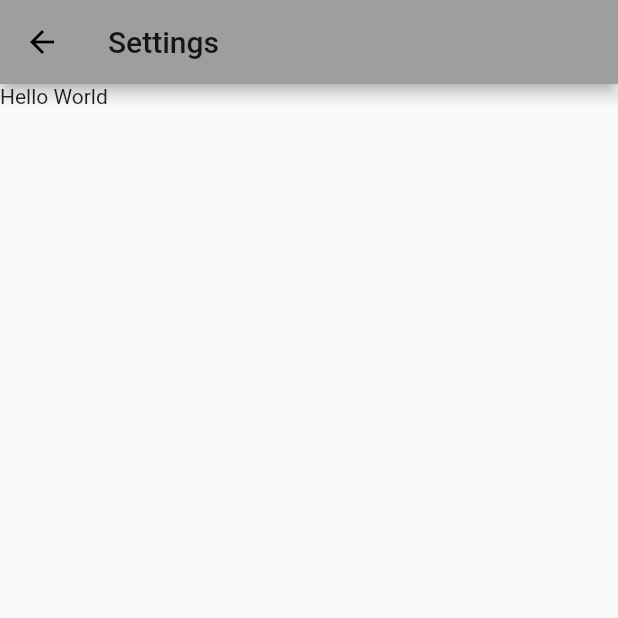
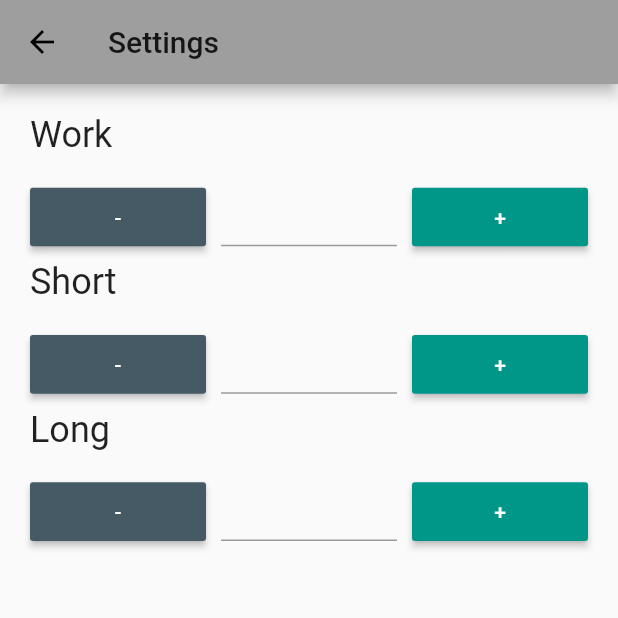
Before and after one commit to TheKetan2/my_time_app_flutter, a Flutter app: the SettingsScreen screen opened directly, on a phone screen of 412 x 824 dp, the top half of it. Run offline on Flutter 3.47's test engine with Material 2 defaults, Android fonts, the phone set to English and light mode, and no system bars; our stand-ins replace percent_indicator.

Commit message:
created ui of settings screen

```diff
--- /dev/null
+++ b/lib/settings.dart
@@ -0,0 +1,89 @@
+import 'package:flutter/material.dart';
+import 'package:my_time_app_flutter/widgets.dart';
+
+class Settings extends StatefulWidget {
+  @override
+  _SettingsState createState() => _SettingsState();
+}
+
+class _SettingsState extends State<Settings> {
+  TextStyle textStyle = TextStyle(fontSize: 24.0);
+  @override
+  Widget build(BuildContext context) {
+    return Container(
+      child: GridView.count(
+        scrollDirection: Axis.vertical,
+        crossAxisCount: 3,
+        crossAxisSpacing: 10,
+        childAspectRatio: 3,
+        mainAxisSpacing: 10,
+        children: [
+          Text(
+            "Work",
+            style: textStyle,
+          ),
+          Text(""),
+          Text(""),
+          SettingButton(
+            color: Color(0xff455a64),
+            text: "-",
+            value: -1,
+          ),
+          TextField(
+            style: textStyle,
+            textAlign: TextAlign.center,
+            keyboardType: TextInputType.number,
+          ),
+          SettingButton(
+            color: Color(0xff009688),
+            text: "+",
+            value: 1,
+          ),
+          Text(
+            "Short",
+            style: textStyle,
+          ),
+          Text(""),
+          Text(""),
+          SettingButton(
+            color: Color(0xff455a64),
+            text: "-",
+            value: -1,
+          ),
+          TextField(
+            style: textStyle,
+            textAlign: TextAlign.center,
+            keyboardType: TextInputType.number,
+          ),
+          SettingButton(
+            color: Color(0xff009688),
+            text: "+",
+            value: 1,
+          ),
+          Text(
+            "Long",
+            style: textStyle,
+          ),
+          Text(""),
+          Text(""),
+          SettingButton(
+            color: Color(0xff455a64),
+            text: "-",
+            value: -1,
+          ),
+          TextField(
+            style: textStyle,
+            textAlign: TextAlign.center,
+            keyboardType: TextInputType.number,
+          ),
+          SettingButton(
+            color: Color(0xff009688),
+            text: "+",
+            value: 1,
+          )
+        ],
+        padding: const EdgeInsets.all(20.0),
+      ),
+    );
+  }
+}
--- a/lib/settings_Screen.dart
+++ b/lib/settings_Screen.dart
@@ -1,4 +1,5 @@
 import 'package:flutter/material.dart';
+import 'package:my_time_app_flutter/settings.dart';
 
 class SettingsScreen extends StatelessWidget {
   @override
@@ -7,9 +8,7 @@ class SettingsScreen extends StatelessWidget {
       appBar: AppBar(
         title: Text("Settings"),
       ),
-      body: Container(
-        child: Text("Hello World"),
-      ),
+      body: Settings(),
     );
   }
 }
--- /dev/null
+++ b/lib/widgets.dart
@@ -0,0 +1,22 @@
+import 'package:flutter/material.dart';
+
+class SettingButton extends StatelessWidget {
+  final Color color;
+  final String text;
+  final int value;
+
+  const SettingButton({Key key, this.color, this.text, this.value})
+      : super(key: key);
+
+  @override
+  Widget build(BuildContext context) {
+    return MaterialButton(
+      child: Text(
+        this.text,
+        style: TextStyle(color: Colors.white),
+      ),
+      onPressed: () => null,
+      color: this.color,
+    );
+  }
+}
```
